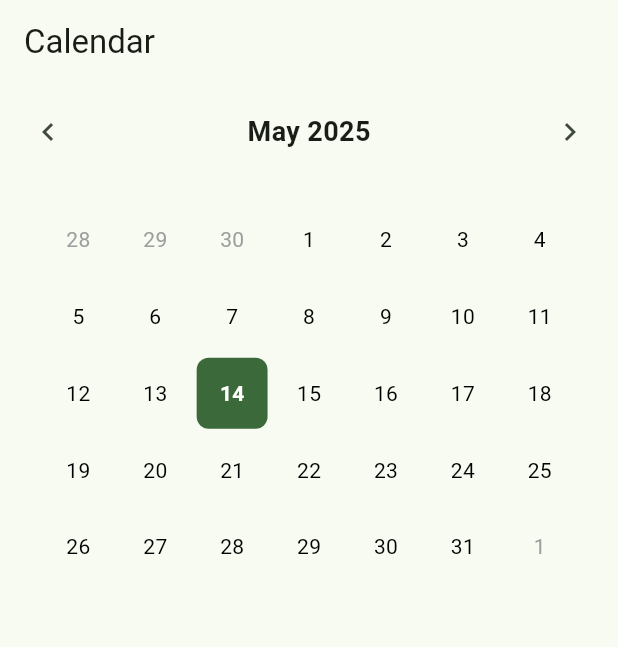
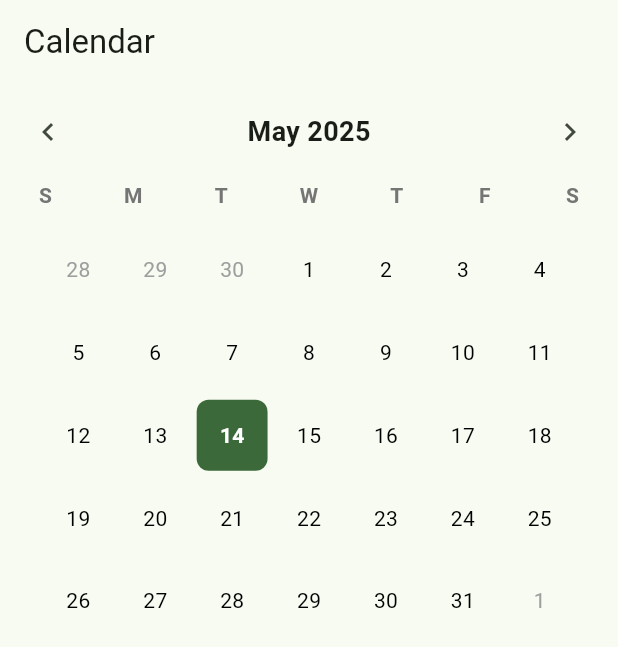
Before and after one commit to GT-610/lunadial, a Flutter app: the CalendarPage screen opened directly, on a phone screen of 412 x 824 dp. Shown: the top 647 px of the screen. Run offline on Flutter 3.47's test engine with Material 3 defaults, Android fonts, the phone set to English and light mode, and no system bars; our stand-ins replace analog_clock, table_calendar.

Commit message:
Add weekday column for table calendar

```diff
--- a/lib/widgets/table_calendar.dart
+++ b/lib/widgets/table_calendar.dart
@@ -15,10 +15,7 @@ class MyApp extends StatelessWidget {
   Widget build(BuildContext context) {
     return MaterialApp(
       title: 'Table Calendar',
-      theme: ThemeData(
-        useMaterial3: true,
-        colorSchemeSeed: Colors.blue,
-      ),
+      theme: ThemeData(useMaterial3: true, colorSchemeSeed: Colors.blue),
       home: const CalendarPage(),
     );
   }
@@ -38,16 +35,15 @@ class _CalendarPageState extends State<CalendarPage> {
   @override
   Widget build(BuildContext context) {
     return Scaffold(
-      appBar: AppBar(
-        title: const Text('Calendar'),
-      ),
+      appBar: AppBar(title: const Text('Calendar')),
       body: Column(
         children: [
           _buildHeader(),
+          _buildWeekdayLabels(),
           Padding(
             padding: const EdgeInsets.all(8.0),
             child: SizedBox(
-              width: MediaQuery.of(context).size.width * 0.9, // Make the calendar 90% of the screen width
+              width: MediaQuery.of(context).size.width * 0.9,
               child: _buildCalendar(),
             ),
           ),
@@ -58,33 +54,74 @@ class _CalendarPageState extends State<CalendarPage> {
 
   Widget _buildHeader() {
     return Padding(
-      padding: const EdgeInsets.all(8.0), // Reduced padding
+      padding: const EdgeInsets.all(8.0),
       child: Row(
         mainAxisAlignment: MainAxisAlignment.spaceBetween,
         children: [
           IconButton(
-            iconSize: 24.0, // Reduced icon size
+            iconSize: 24.0,
             icon: const Icon(Icons.chevron_left),
             onPressed: () {
               setState(() {
-                _focusedDay = DateTime(_focusedDay.year, _focusedDay.month - 1, _focusedDay.day);
+                _focusedDay = DateTime(
+                  _focusedDay.year,
+                  _focusedDay.month - 1,
+                  _focusedDay.day,
+                );
               });
             },
           ),
           Text(
             DateFormat('MMMM yyyy').format(_focusedDay),
-            style: const TextStyle(fontSize: 18, fontWeight: FontWeight.bold), // Reduced font size
+            style: const TextStyle(fontSize: 18, fontWeight: FontWeight.bold),
           ),
           IconButton(
-            iconSize: 24.0, // Reduced icon size
+            iconSize: 24.0,
             icon: const Icon(Icons.chevron_right),
             onPressed: () {
               setState(() {
-                _focusedDay = DateTime(_focusedDay.year, _focusedDay.month + 1, _focusedDay.day);
+                _focusedDay = DateTime(
+                  _focusedDay.year,
+                  _focusedDay.month + 1,
+                  _focusedDay.day,
+                );
               });
             },
           ),
         ],
+      ),
+    );
+  }
+
+  Widget _buildWeekdayLabels() {
+    return Padding(
+      padding: const EdgeInsets.symmetric(horizontal: 1.0),
+      child: Row(
+        mainAxisAlignment: MainAxisAlignment.spaceAround,
+        children: [
+          _buildWeekdayLabel('S'),
+          _buildWeekdayLabel('M'),
+          _buildWeekdayLabel('T'),
+          _buildWeekdayLabel('W'),
+          _buildWeekdayLabel('T'),
+          _buildWeekdayLabel('F'),
+          _buildWeekdayLabel('S'),
+        ],
+      ),
+    );
+  }
+
+  Widget _buildWeekdayLabel(String day) {
+    return SizedBox(
+      width: MediaQuery.of(context).size.width * 0.9 / 7,
+      child: Center(
+        child: Text(
+          day,
+          style: TextStyle(
+            fontWeight: FontWeight.bold,
+            color: Colors.grey[600],
+          ),
+        ),
       ),
     );
   }
@@ -98,17 +135,16 @@ class _CalendarPageState extends State<CalendarPage> {
 
     List<DateTime> days = [];
 
-    // Add padding days for the first week if the first day is not Monday
     for (int i = 1; i < firstDayOfWeek; i++) {
-      days.add(DateTime(_focusedDay.year, _focusedDay.month, 1 - (firstDayOfWeek - i)));
+      days.add(
+        DateTime(_focusedDay.year, _focusedDay.month, 1 - (firstDayOfWeek - i)),
+      );
     }
 
-    // Add all days of the month
     for (int i = 1; i <= daysInMonth; i++) {
       days.add(DateTime(_focusedDay.year, _focusedDay.month, i));
     }
 
-    // Add padding days for the last week if the last day is not Sunday
     int paddingDays = 7 - (lastDayOfMonth.weekday % 7);
     for (int i = 1; i <= paddingDays; i++) {
       days.add(DateTime(_focusedDay.year, _focusedDay.month + 1, i));
@@ -117,27 +153,31 @@ class _CalendarPageState extends State<CalendarPage> {
     return GridView.builder(
       shrinkWrap: true,
       physics: const NeverScrollableScrollPhysics(),
-      padding: const EdgeInsets.all(8.0), // Reduced padding
+      padding: const EdgeInsets.all(8.0),
       itemCount: days.length,
       gridDelegate: const SliverGridDelegateWithFixedCrossAxisCount(
         crossAxisCount: 7,
-        mainAxisSpacing: 4.0, // Reduced spacing
-        crossAxisSpacing: 4.0, // Reduced spacing
+        mainAxisSpacing: 8.0,
+        crossAxisSpacing: 4.0,
         childAspectRatio: 1.0,
       ),
       itemBuilder: (context, index) {
         final day = days[index];
-        final isSameDay = _selectedDay.year == day.year &&
+        final isSameDay =
+            _selectedDay.year == day.year &&
             _selectedDay.month == day.month &&
             _selectedDay.day == day.day;
 
-        final isToday = DateTime.now().year == day.year &&
+        final isToday =
+            DateTime.now().year == day.year &&
             DateTime.now().month == day.month &&
             DateTime.now().day == day.day;
 
         final isOutsideMonth = day.month != _focusedDay.month;
 
-        return GestureDetector(
+        return SizedBox(
+          width: MediaQuery.of(context).size.width * 0.9 / 7,
+          child: GestureDetector(
             onTap: () {
               setState(() {
                 _selectedDay = day;
@@ -146,21 +186,26 @@ class _CalendarPageState extends State<CalendarPage> {
             child: Container(
               decoration: BoxDecoration(
                 color: isSameDay ? Theme.of(context).colorScheme.primary : null,
-              borderRadius: BorderRadius.circular(8.0), // Reduced border radius
+                borderRadius: BorderRadius.circular(8.0),
               ),
               child: Center(
                 child: Text(
                   day.day.toString(),
                   style: TextStyle(
-                  fontSize: 14.0, // Reduced font size
-                  color: isSameDay
+                    fontSize: 14.0,
+                    color:
+                        isSameDay
                             ? Theme.of(context).colorScheme.onPrimary
                             : isToday
                             ? Theme.of(context).colorScheme.primary
                             : isOutsideMonth
                             ? Colors.grey
                             : Colors.black,
-                  fontWeight: isSameDay || isToday ? FontWeight.bold : FontWeight.normal,
+                    fontWeight:
+                        isSameDay || isToday
+                            ? FontWeight.bold
+                            : FontWeight.normal,
+                  ),
                 ),
               ),
             ),
```
Lines whose indentation alone changed are shown as unchanged.
